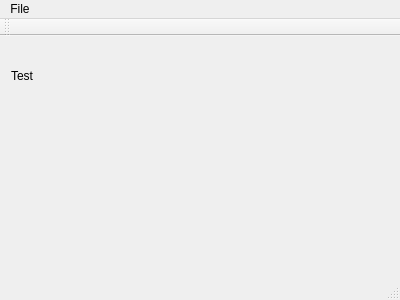
This is TowerDefense/mainwindow.ui in imperialsoft/Belfry-Aegis as Qt 5 draws it before an edit. The edited form follows.
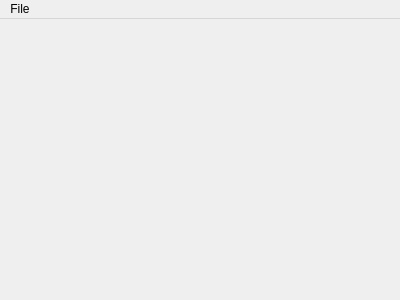
This is the edited form.

Commit message: Added the loadObj class to the project. Added to the README file detailing the initial controls of the file. After compiling you should see a 2-D rectangle and be able to move toward, away from, left and right of the object with the WSAD keys.

```diff
--- a/TowerDefense/mainwindow.ui
+++ b/TowerDefense/mainwindow.ui
@@ -14,25 +14,12 @@
    <string>MainWindow</string>
   </property>
   <widget class="QWidget" name="centralWidget">
-   <widget class="QWidget" name="verticalLayoutWidget">
-    <property name="geometry">
-     <rect>
-      <x>0</x>
-      <y>0</y>
-      <width>160</width>
-      <height>80</height>
-     </rect>
-    </property>
-    <layout class="QVBoxLayout" name="verticalLayout">
-     <item>
-      <widget class="QLabel" name="label">
-       <property name="text">
-        <string>Test</string>
-       </property>
-      </widget>
-     </item>
-    </layout>
-   </widget>
+   <property name="minimumSize">
+    <size>
+     <width>200</width>
+     <height>200</height>
+    </size>
+   </property>
   </widget>
   <widget class="QMenuBar" name="menuBar">
    <property name="geometry">
@@ -52,15 +39,6 @@
    </widget>
    <addaction name="menuFile"/>
   </widget>
-  <widget class="QToolBar" name="mainToolBar">
-   <attribute name="toolBarArea">
-    <enum>TopToolBarArea</enum>
-   </attribute>
-   <attribute name="toolBarBreak">
-    <bool>false</bool>
-   </attribute>
-  </widget>
-  <widget class="QStatusBar" name="statusBar"/>
   <action name="actionQuit">
    <property name="text">
     <string>Quit</string>
```
Left out of the diff: 6 changed lines with no effect on the pictures. The commit also changes 16 other files.
